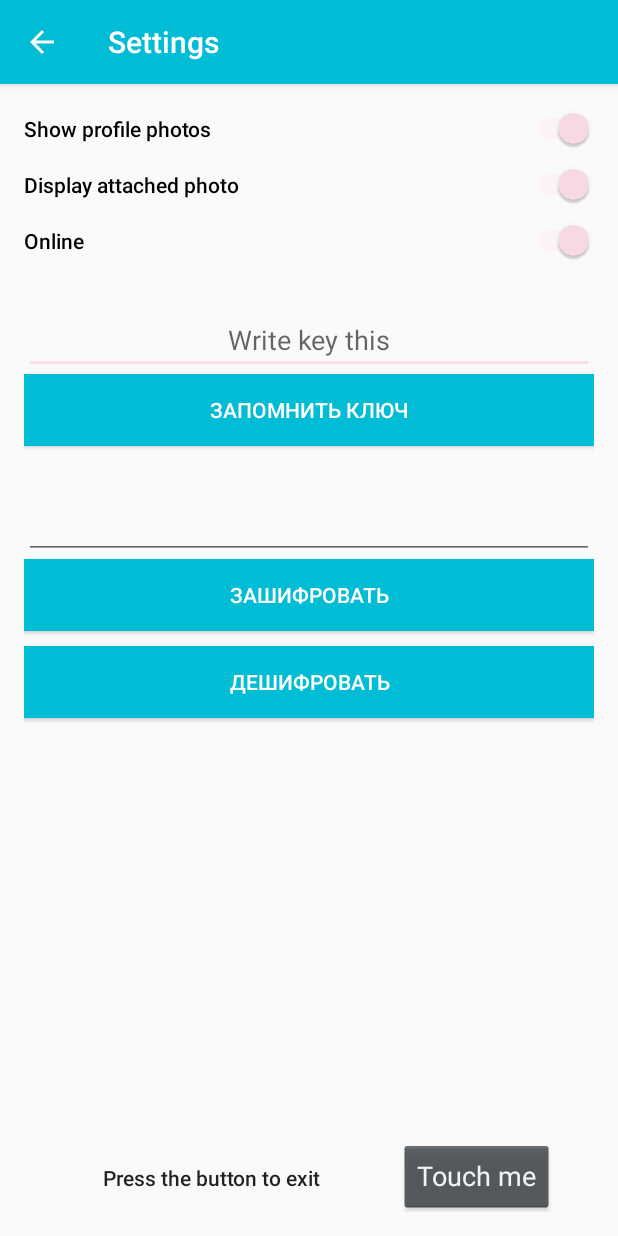
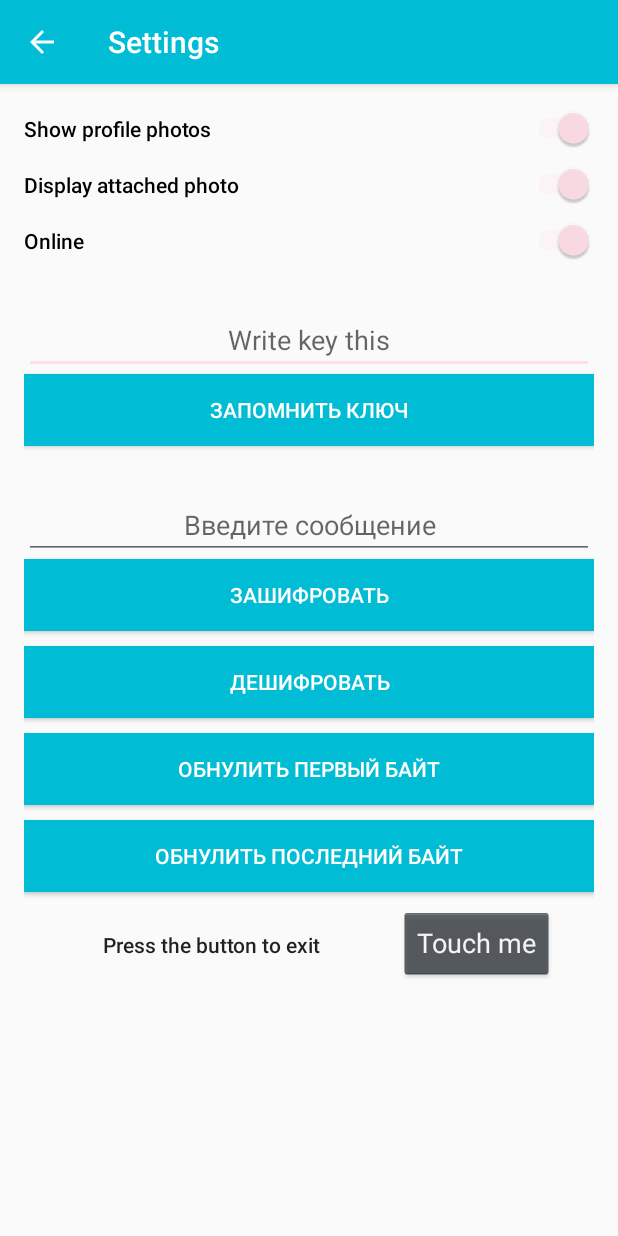
Before and after one commit to matek3022/VkMessager, an Android app: the SettingActivity screen opened directly, with no data from a screen before it, after a tap on "ДЕШИФРОВАТЬ", on a phone screen of 412 x 824 dp. Run offline under Robolectric (Android 15) with nearby library versions, the phone set to English and light mode, and no system bars; 2 other taps on this screen came first.

Commit message:
пофикшены лишние символы, добавлены кнопки для проверки работоспособности блочного шифрования

```diff
--- a/app/src/main/java/com/example/app/activitys/FriendsActivity.java
+++ b/app/src/main/java/com/example/app/activitys/FriendsActivity.java
@@ -221,7 +221,6 @@
         call.enqueue(new Callback<ServerResponse<ItemMess<ArrayList<User>>>>() {
             @Override
             public void onResponse(Call<ServerResponse<ItemMess<ArrayList<User>>>> call, Response<ServerResponse<ItemMess<ArrayList<User>>>> response) {
-                Log.wtf("motya", response.raw().toString());
                 ArrayList<User> l = response.body().getResponse().getitem();
                 info.clear();
                 info.addAll(l);
@@ -236,12 +235,10 @@
                 pager.setAdapter(pagerAdapter);
                 pager.setCurrentItem(page);
                 refreshLayout.setRefreshing(false);
-                Log.i("motya", info.get(0).getFirst_name());
             }
 
             @Override
             public void onFailure(Call<ServerResponse<ItemMess<ArrayList<User>>>> call, Throwable t) {
-                Log.wtf("motya", t.getMessage());
                 refreshLayout.setRefreshing(false);
                 Toast toast = Toast.makeText(getApplicationContext(),
                         getString(R.string.LOST_INTERNET_CONNECTION), Toast.LENGTH_SHORT);
--- a/app/src/main/java/com/example/app/activitys/SettingActivity.java
+++ b/app/src/main/java/com/example/app/activitys/SettingActivity.java
@@ -20,7 +20,7 @@
     PreferencesManager preferencesManager;
     EditText editText;
     byte[] crypt;
-    byte[] decrypt;
+    String decrypt;
     @Override
     protected void onCreate(Bundle savedInstanceState) {
         super.onCreate(savedInstanceState);
@@ -34,6 +34,9 @@
         Button applyButton = (Button) findViewById(R.id.apply);
         Button buttonCrypt = (Button) findViewById(R.id.crypt);
         Button buttonDecrypt = (Button) findViewById(R.id.decrypt);
+        Button deleteFirstByte = (Button) findViewById(R.id.deleteFirstByte);
+        Button deleteLastByte = (Button) findViewById(R.id.deleteLastByte);
+
         final EditText editText2 = (EditText) findViewById(R.id.editText2);
         editText = (EditText) findViewById(R.id.editText);
         preferencesManager = PreferencesManager.getInstance();
@@ -43,7 +46,6 @@
         photouser.setChecked(preferencesManager.getSettingPhotoUserOn());
         photochat.setChecked(preferencesManager.getSettingPhotoChatOn());
         online.setChecked(preferencesManager.getSettingOnline());
-
 
         photouser.setOnCheckedChangeListener(new CompoundButton.OnCheckedChangeListener() {
             @Override
@@ -85,7 +87,7 @@
             @Override
             public void onClick(View v) {
                 decrypt = CryptUtils.decryptString(crypt);
-                editText2.setText(new String(decrypt));
+                editText2.setText(decrypt);
             }
         });
         applyButton.setOnClickListener(new View.OnClickListener() {
@@ -95,6 +97,27 @@
                 Toast.makeText(getApplicationContext(),"Ключ сохранен", Toast.LENGTH_SHORT).show();
             }
         });
+
+        deleteFirstByte.setOnClickListener(new View.OnClickListener() {
+            @Override
+            public void onClick(View v) {
+                if (crypt.length!=0){
+                    crypt[0]=0;
+                    editText2.setText(new String(crypt));
+                }
+            }
+        });
+
+        deleteLastByte.setOnClickListener(new View.OnClickListener() {
+            @Override
+            public void onClick(View v) {
+                if (crypt.length!=0){
+                    crypt[crypt.length-1]=0;
+                    editText2.setText(new String(crypt));
+                }
+            }
+        });
+
     }
 
     @Override
--- a/app/src/main/java/com/example/app/activitys/UserActivity.java
+++ b/app/src/main/java/com/example/app/activitys/UserActivity.java
@@ -8,7 +8,6 @@
 import android.support.v4.content.ContextCompat;
 import android.support.v7.app.AppCompatActivity;
 import android.support.v7.widget.Toolbar;
-import android.util.Log;
 import android.view.Gravity;
 import android.view.MenuItem;
 import android.view.View;
@@ -181,7 +180,6 @@
 
                     @Override
                     public void onFailure(Call<ServerResponse<ItemMess<ArrayList<PhotoMess>>>> call1, Throwable t) {
-                        Log.wtf("motya", t.getMessage());
                         Toast toast = Toast.makeText(getApplicationContext(),
                                 getString(R.string.LOST_INTERNET_CONNECTION), Toast.LENGTH_SHORT);
                         toast.setGravity(Gravity.CENTER, 0, 0);
--- a/app/src/main/java/com/example/app/utils/CryptUtils.java
+++ b/app/src/main/java/com/example/app/utils/CryptUtils.java
@@ -13,72 +13,79 @@
 
 public class CryptUtils {
 
-    private static final String ADD_STRING = "DECRYPT";
+    private static final String ADD_CHAR = "↕";
 
-    private static void log (Object o){
-        Log.wtf ("cryptLog",o.toString());
+    private static void log(Object o) {
+        Log.wtf("cryptLog", o.toString());
     }
 
-    private static final byte [] [] sBox = {
-             {4,	10,	9,	2,	13,	8,	0,	14,	6,	11,	1,	12,	7,	15,	5,	3}
-            ,{14,	11,	4,	12,	6,	13,	15,	10,	2,	3,	8,	1,	0,	7,	5,	9}
-            ,{5,	8,	1,	13,	10,	3,	4,	2,	14,	15,	12,	7,	6,	0,	9,	11}
-            ,{7,	13,	10,	1,	0,	8,	9,	15,	14,	4,	6,	12,	11,	2,	5,	3}
-            ,{6,	12,	7,	1,	5,	15,	13,	8,	4,	10,	9,	14,	0,	3,	11,	2}
-            ,{4,	11,	10,	0,	7,	2,	1,	13,	3,	6,	8,	5,	9,	12,	15,	14}
-            ,{13,	11,	4,	1,	3,	15,	5,	9,	0,	10,	14,	7,	6,	8,	2,	12}
-            ,{1,	15,	13,	0,	5,	7,	10,	4,	9,	2,	3,	14,	6,	11,	8,	12}
+    private static final byte[][] sBox = {
+            {4, 10, 9, 2, 13, 8, 0, 14, 6, 11, 1, 12, 7, 15, 5, 3}
+            , {14, 11, 4, 12, 6, 13, 15, 10, 2, 3, 8, 1, 0, 7, 5, 9}
+            , {5, 8, 1, 13, 10, 3, 4, 2, 14, 15, 12, 7, 6, 0, 9, 11}
+            , {7, 13, 10, 1, 0, 8, 9, 15, 14, 4, 6, 12, 11, 2, 5, 3}
+            , {6, 12, 7, 1, 5, 15, 13, 8, 4, 10, 9, 14, 0, 3, 11, 2}
+            , {4, 11, 10, 0, 7, 2, 1, 13, 3, 6, 8, 5, 9, 12, 15, 14}
+            , {13, 11, 4, 1, 3, 15, 5, 9, 0, 10, 14, 7, 6, 8, 2, 12}
+            , {1, 15, 13, 0, 5, 7, 10, 4, 9, 2, 3, 14, 6, 11, 8, 12}
     };
 
-    public static String cryptWritibleString (String str){
-        byte [] cryptUnwritibleCryptString = cryptString(str);
-        return Base64.encodeToString(cryptUnwritibleCryptString,Base64.DEFAULT);
+    public static String cryptWritibleString(String str) {
+        byte[] cryptUnwritibleCryptString = cryptString(str);
+        return Base64.encodeToString(cryptUnwritibleCryptString, Base64.DEFAULT);
     }
 
-    public static String decryptWritibleString (String str){
-        String decodeStr = new String(decryptString(Base64.decode(str,Base64.DEFAULT)));
-        decodeStr = decodeStr.replace(ADD_STRING,"");
-        return decodeStr;
+    public static String decryptWritibleString(String str) {
+        return decryptString(Base64.decode(str, Base64.DEFAULT));
     }
 
-    public static byte[] cryptString (String str){
+    public static byte[] cryptString(String str) {
         PreferencesManager preferencesManager = PreferencesManager.getInstance();
         String key = preferencesManager.getCryptKey();
-        if (key.length()!=32){
-            for (int i=key.length();i<32;i++){
-                key+="A";
+        if (key.length() != 32) {
+            for (int i = key.length(); i < 32; i++) {
+                key += "A";
             }
         }
-        str+=ADD_STRING;
+        String string = fixBlockSizes(str);
         byte[] bytesKey = key.getBytes();
-        byte[] bytesStr = str.getBytes();
-        return Process(bytesStr,bytesKey,sBox,true);
+        byte[] bytesStr = string.getBytes();
+        return Process(bytesStr, bytesKey, sBox, true);
     }
 
-    public static byte[]  decryptString (byte [] crypt){
+    private static String fixBlockSizes(String str) {
+        if (str.getBytes().length % 8 != 0) {
+            return fixBlockSizes(str+ADD_CHAR);
+        }else {
+            return str;
+        }
+    }
+
+    public static String decryptString(byte[] crypt) {
         PreferencesManager preferencesManager = PreferencesManager.getInstance();
         String key = preferencesManager.getCryptKey();
-        if (key.length()!=32){
-            for (int i=key.length();i<32;i++){
-                key+="A";
+        if (key.length() != 32) {
+            for (int i = key.length(); i < 32; i++) {
+                key += "A";
             }
         }
         byte[] bytesKey = key.getBytes();
-
-        return Process(crypt,bytesKey,sBox,false);
+        byte[] decryptByteArray = Process(crypt, bytesKey, sBox, false);
+        String str = new String(decryptByteArray);
+        str = str.replaceAll(ADD_CHAR, "");
+        return str;
     }
 
-    private static byte[] Process(byte[] data, byte[] key, byte[][] sBox, boolean encrypt)
-    {
-        byte[] result= new byte[data.length];
-        for (int k=0;k<data.length/8;k++) {
+    private static byte[] Process(byte[] data, byte[] key, byte[][] sBox, boolean encrypt) {
+        byte[] result = new byte[data.length];
+        for (int k = 0; k < data.length / 8; k++) {
             int a;
             int b;
             byte[] buffA = new byte[4];
             byte[] buffB = new byte[4];
             for (int i = 0; i < 4; i++) {
-                buffA[i] = data[k*8 + i];
-                buffB[i] = data[k*8 + i + 4];
+                buffA[i] = data[k * 8 + i];
+                buffB[i] = data[k * 8 + i + 4];
             }
             a = fromByteArray(buffA);
             b = fromByteArray(buffB);
@@ -97,11 +104,11 @@
                     a = round;
                 }
             }
-            for (int i=0;i<8;i++){
-                if (i<4) {
+            for (int i = 0; i < 8; i++) {
+                if (i < 4) {
                     result[k * 8 + i] = toByteArray(a)[i];
-                }else {
-                    result[k * 8 + i] = toByteArray(b)[i-4];
+                } else {
+                    result[k * 8 + i] = toByteArray(b)[i - 4];
                 }
             }
         }
@@ -109,51 +116,47 @@
         return result;
     }
 
-    private static int [] getSubKeys (byte [] key){
-        int  [] keys=new int[8];
-        byte [] byteKeys = new byte [4];
-        for (int i=0;i<8;i++){
-            for (int j = i*4; j<((i+1)*4);j++) {
-                byteKeys[j%4] = key[j];
+    private static int[] getSubKeys(byte[] key) {
+        int[] keys = new int[8];
+        byte[] byteKeys = new byte[4];
+        for (int i = 0; i < 8; i++) {
+            for (int j = i * 4; j < ((i + 1) * 4); j++) {
+                byteKeys[j % 4] = key[j];
             }
-            keys[i]=fromByteArray(byteKeys);
+            keys[i] = fromByteArray(byteKeys);
         }
         return keys;
     }
 
-    private static int F(int block, int subKey, byte[][] sBox)
-    {
+    private static int F(int block, int subKey, byte[][] sBox) {
         block = (block + subKey);
         block = Substitute(block, sBox);
         block = (block << 11) | (block >> 21);
         return block;
     }
 
-    private static int Substitute(int value, byte[][] sBox)
-    {
+    private static int Substitute(int value, byte[][] sBox) {
         byte index, sBlock;
         int result = 0;
 
-        for (int i = 0; i < 8; i++)
-        {
-            index = (byte)(value >> (4 * i) & 0x0f);
+        for (int i = 0; i < 8; i++) {
+            index = (byte) (value >> (4 * i) & 0x0f);
             sBlock = sBox[i][index];
-            result |= (int)sBlock << (4 * i);
+            result |= (int) sBlock << (4 * i);
         }
 
         return result;
     }
 
     private static byte[] toByteArray(int value) {
-        return  ByteBuffer.allocate(4).putInt(value).array();
+        return ByteBuffer.allocate(4).putInt(value).array();
     }
 
     private static int fromByteArray(byte[] bytes) {
         return ByteBuffer.wrap(bytes).getInt();
     }
 
-    private static int getKeyIndex(int i, boolean encrypt)
-    {
+    private static int getKeyIndex(int i, boolean encrypt) {
         return encrypt ? (i < 24) ? i % 8 : 7 - (i % 8)
                 : (i < 8) ? i % 8 : 7 - (i % 8);
     }
--- a/app/src/main/res/layout/activity_setting.xml
+++ b/app/src/main/res/layout/activity_setting.xml
@@ -1,6 +1,10 @@
 <?xml version="1.0" encoding="utf-8"?>
-<RelativeLayout xmlns:android="http://schemas.android.com/apk/res/android"
+<ScrollView xmlns:android="http://schemas.android.com/apk/res/android"
     xmlns:tools="http://schemas.android.com/tools"
+    android:layout_width="match_parent"
+    android:layout_height="match_parent">
+
+    <RelativeLayout
         android:id="@+id/activity_setting"
         android:layout_width="match_parent"
         android:layout_height="match_parent"
@@ -53,79 +57,108 @@
 
         <EditText
             android:id="@+id/editText"
-        android:layout_marginTop="30dp"
+            style="@android:style/Widget.Holo.Light.EditText"
             android:layout_width="wrap_content"
             android:layout_height="wrap_content"
             android:layout_alignEnd="@+id/switch2"
             android:layout_alignParentLeft="true"
             android:layout_alignParentStart="true"
             android:layout_alignRight="@+id/switch2"
+            android:layout_below="@+id/switch2"
+            android:layout_marginTop="30dp"
             android:gravity="center"
-        android:maxLength="32"
-        android:layout_below="@+id/switch2"
             android:hint="@string/enter_key_this"
-        style="@android:style/Widget.Holo.Light.EditText" />
+            android:maxLength="32" />
 
         <Button
-        android:layout_below="@id/editText"
             android:id="@+id/apply"
-        android:text="Запомнить ключ"
-        android:layout_alignEnd="@+id/switch2"
-        android:layout_alignParentLeft="true"
-        android:layout_alignParentStart="true"
-        android:background="@color/primary"
-        android:textColor="@android:color/white"
-        android:layout_alignRight="@+id/switch2"
-        android:layout_width="wrap_content"
-        android:layout_height="wrap_content" />
-
-    <EditText
-        android:id="@+id/editText2"
-        android:layout_marginTop="30dp"
             android:layout_width="wrap_content"
             android:layout_height="wrap_content"
             android:layout_alignEnd="@+id/switch2"
             android:layout_alignParentLeft="true"
             android:layout_alignParentStart="true"
             android:layout_alignRight="@+id/switch2"
+            android:layout_below="@id/editText"
+            android:background="@color/primary"
+            android:text="Запомнить ключ"
+            android:textColor="@android:color/white" />
+
+        <EditText
+            android:id="@+id/editText2"
+            style="@android:style/Widget.Holo.Light.EditText"
+            android:layout_width="wrap_content"
+            android:layout_height="wrap_content"
+            android:layout_alignEnd="@+id/switch2"
+            android:layout_alignParentLeft="true"
+            android:layout_alignParentStart="true"
+            android:layout_alignRight="@+id/switch2"
+            android:layout_below="@+id/apply"
+            android:layout_marginTop="30dp"
             android:gravity="center"
-        android:layout_below="@+id/apply"
-        android:hint="Введите сообщение"
-        style="@android:style/Widget.Holo.Light.EditText" />
+            android:hint="Введите сообщение" />
 
         <Button
             android:id="@+id/crypt"
-        android:text="Зашифровать"
-        android:layout_below="@+id/editText2"
+            android:layout_width="wrap_content"
+            android:layout_height="wrap_content"
             android:layout_alignEnd="@+id/switch2"
-        android:background="@color/primary"
-        android:layout_marginBottom="10dp"
             android:layout_alignParentLeft="true"
             android:layout_alignParentStart="true"
-        android:textColor="@android:color/white"
             android:layout_alignRight="@+id/switch2"
-        android:layout_width="wrap_content"
-        android:layout_height="wrap_content" />
+            android:layout_below="@+id/editText2"
+            android:layout_marginBottom="10dp"
+            android:background="@color/primary"
+            android:text="Зашифровать"
+            android:textColor="@android:color/white" />
 
         <Button
             android:id="@+id/decrypt"
-        android:text="Дешифровать"
-        android:layout_below="@+id/crypt"
+            android:layout_width="wrap_content"
+            android:layout_height="wrap_content"
             android:layout_alignEnd="@+id/switch2"
             android:layout_alignParentLeft="true"
             android:layout_alignParentStart="true"
+            android:layout_alignRight="@+id/switch2"
+            android:layout_below="@+id/crypt"
+            android:layout_marginBottom="10dp"
             android:background="@color/primary"
+            android:text="Дешифровать"
+            android:textColor="@android:color/white" />
+
+        <Button
+            android:id="@+id/deleteFirstByte"
+            android:layout_width="wrap_content"
+            android:layout_height="wrap_content"
+            android:layout_alignEnd="@+id/switch2"
+            android:layout_alignParentLeft="true"
+            android:layout_alignParentStart="true"
             android:layout_alignRight="@+id/switch2"
-        android:textColor="@android:color/white"
+            android:layout_below="@+id/decrypt"
+            android:layout_marginBottom="10dp"
+            android:background="@color/primary"
+            android:text="Обнулить первый байт"
+            android:textColor="@android:color/white" />
+
+        <Button
+            android:id="@+id/deleteLastByte"
             android:layout_width="wrap_content"
-        android:layout_height="wrap_content" />
+            android:layout_height="wrap_content"
+            android:layout_alignEnd="@+id/switch2"
+            android:layout_alignParentLeft="true"
+            android:layout_alignParentStart="true"
+            android:layout_alignRight="@+id/switch2"
+            android:layout_below="@+id/deleteFirstByte"
+            android:layout_marginBottom="10dp"
+            android:background="@color/primary"
+            android:text="Обнулить последний байт"
+            android:textColor="@android:color/white" />
 
         <LinearLayout
             android:layout_width="match_parent"
             android:layout_height="wrap_content"
-        android:layout_alignParentBottom="true"
             android:layout_alignParentLeft="true"
             android:layout_alignParentStart="true"
+            android:layout_below="@+id/deleteLastByte"
             android:orientation="horizontal"
             android:weightSum="5">
 
@@ -139,10 +172,11 @@
 
             <Button
                 android:id="@+id/button"
+                style="@android:style/Widget.Holo.Button"
                 android:layout_width="wrap_content"
+
                 android:layout_height="wrap_content"
-
-            android:text="@string/out"
-            style="@android:style/Widget.Holo.Button" />
+                android:text="@string/out" />
         </LinearLayout>
     </RelativeLayout>
+</ScrollView>
```
Also changed, not shown: app/src/main/java/com/example/app/activitys/DialogMessageActivity.java (+0 -8 lines), app/src/main/java/com/example/app/activitys/DialogsActivity.java (+0 -8 lines), 1 other file. Lines whose indentation alone changed are shown as unchanged.
